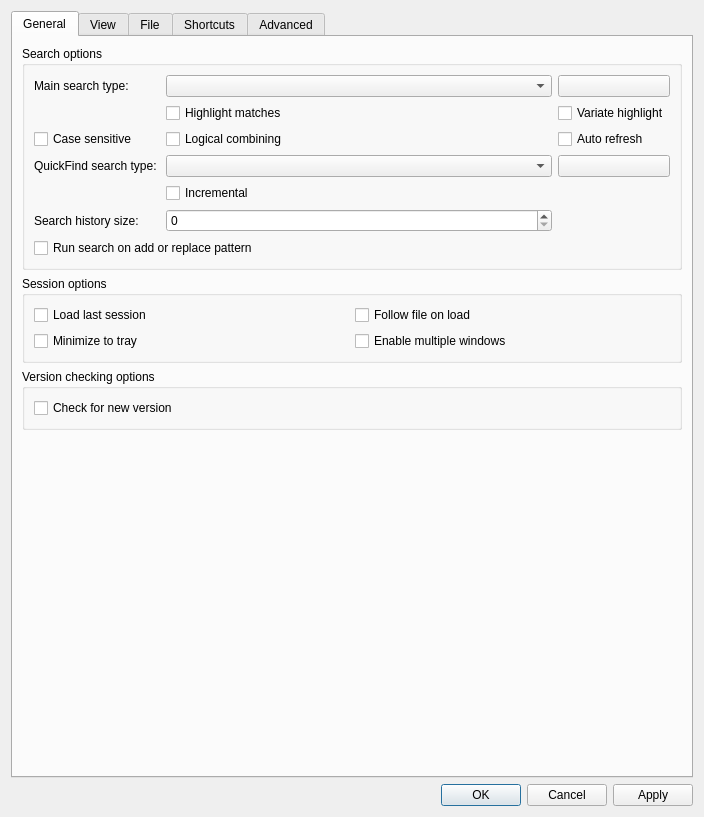
Above: src/ui/include/optionsdialog.ui from yevhenii-sir/klogg before the change. Below: the same form after it.
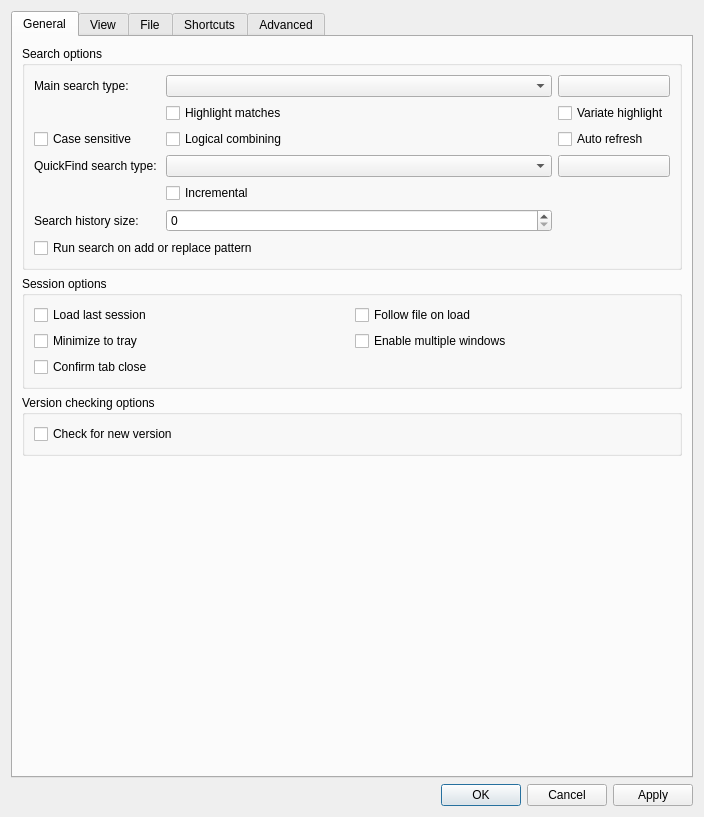
That is the form after the change.

Commit message: feat: add tab grouping, filter diff dialog, and tab close confirmation

```diff
--- a/src/ui/include/optionsdialog.ui
+++ b/src/ui/include/optionsdialog.ui
@@ -200,6 +200,13 @@
             </property>
            </widget>
           </item>
+          <item row="3" column="0">
+           <widget class="QCheckBox" name="confirmTabCloseCheckBox">
+            <property name="text">
+             <string>Confirm tab close</string>
+            </property>
+           </widget>
+          </item>
          </layout>
         </widget>
        </item>
```
The commit also changes 34 other files.
